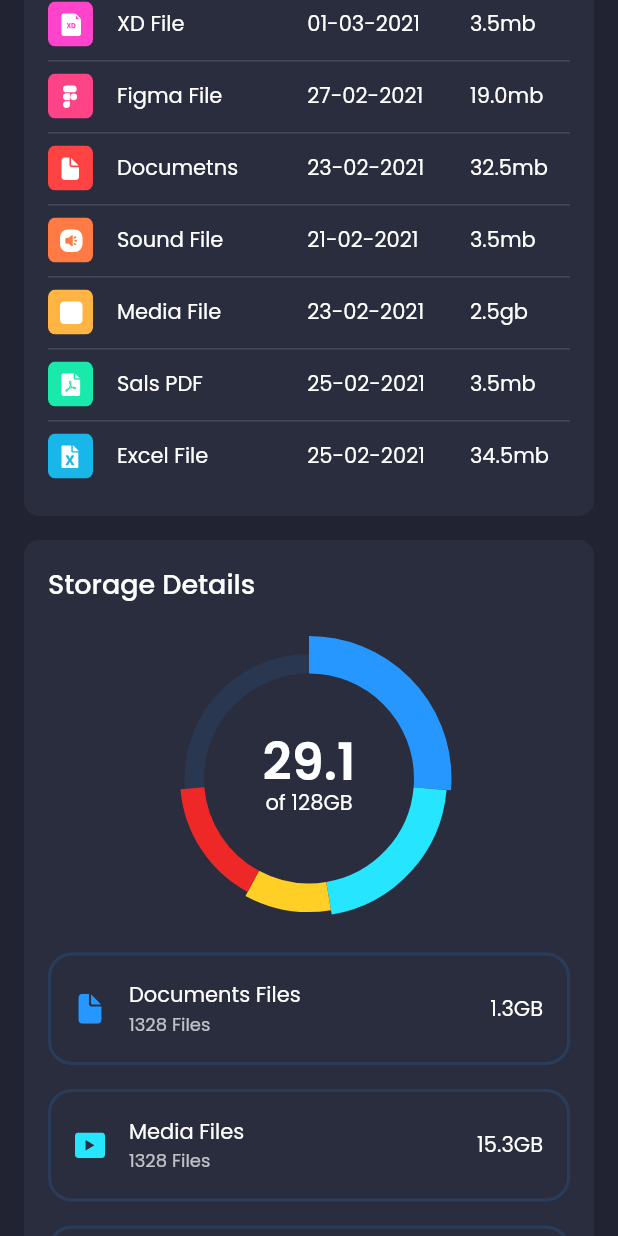
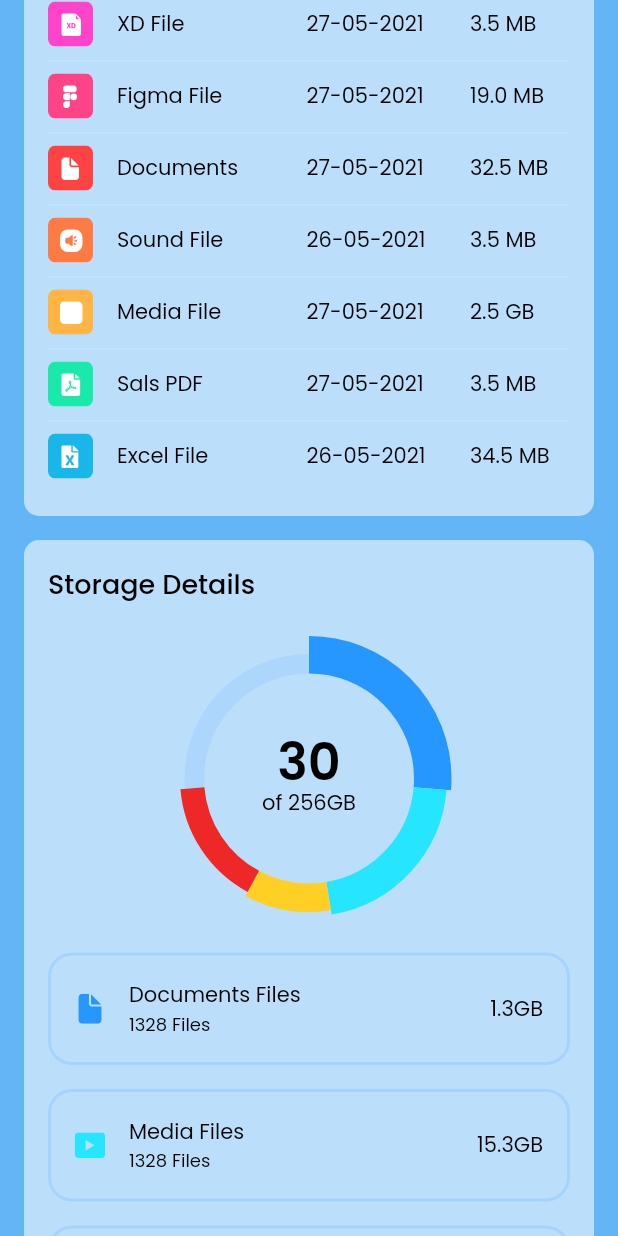
Before and after one commit to UIT19521334/DashBoards, a Flutter app: the screen it shows after launch, scrolled down 576 dp, on a phone screen of 412 x 824 dp. Run offline on Flutter 3.47's test engine with Material 2 defaults, Android fonts, the phone set to English and light mode, and no system bars; drawn by our look-alikes of fl_chart; our stand-ins replace flutter_svg, google_fonts.

Commit message:
Update full
up to dash

```diff
--- a/lib/constants.dart
+++ b/lib/constants.dart
@@ -1,7 +1,7 @@
 import 'package:flutter/material.dart';
 
 const primaryColor = Color(0xFF2697FF);
-const secondaryColor = Color(0xFF2A2D3E);
-const bgColor = Color(0xFF212332);
+const secondaryColor = Color(0xFFBBDEFB);
+const bgColor = Color(0xFF64B5F6);
 
 const defaultPadding = 16.0;
--- a/lib/main.dart
+++ b/lib/main.dart
@@ -15,7 +15,7 @@ class MyApp extends StatelessWidget {
   Widget build(BuildContext context) {
     return MaterialApp(
       debugShowCheckedModeBanner: false,
-      title: 'Flutter Admin Panel',
+      title: 'DashBoard',
       theme: ThemeData.dark().copyWith(
         scaffoldBackgroundColor: bgColor,
         textTheme: GoogleFonts.poppinsTextTheme(Theme.of(context).textTheme)
--- a/lib/models/MyFiles.dart
+++ b/lib/models/MyFiles.dart
@@ -36,7 +36,7 @@ List demoMyFiels = [
     title: "One Drive",
     numOfFiels: 1328,
     svgSrc: "assets/icons/one_drive.svg",
-    totalStorage: "1GB",
+    totalStorage: "2GB",
     color: Color(0xFFA4CDFF),
     percentage: 10,
   ),
--- a/lib/models/RecentFile.dart
+++ b/lib/models/RecentFile.dart
@@ -8,43 +8,43 @@ List demoRecentFiles = [
   RecentFile(
     icon: "assets/icons/xd_file.svg",
     title: "XD File",
-    date: "01-03-2021",
-    size: "3.5mb",
+    date: "27-05-2021",
+    size: "3.5 MB",
   ),
   RecentFile(
     icon: "assets/icons/Figma_file.svg",
     title: "Figma File",
-    date: "27-02-2021",
-    size: "19.0mb",
+    date: "27-05-2021",
+    size: "19.0 MB",
   ),
   RecentFile(
     icon: "assets/icons/doc_file.svg",
-    title: "Documetns",
-    date: "23-02-2021",
-    size: "32.5mb",
+    title: "Documents",
+    date: "27-05-2021",
+    size: "32.5 MB",
   ),
   RecentFile(
     icon: "assets/icons/sound_file.svg",
     title: "Sound File",
-    date: "21-02-2021",
-    size: "3.5mb",
+    date: "26-05-2021",
+    size: "3.5 MB",
   ),
   RecentFile(
     icon: "assets/icons/media_file.svg",
     title: "Media File",
-    date: "23-02-2021",
-    size: "2.5gb",
+    date: "27-05-2021",
+    size: "2.5 GB",
   ),
   RecentFile(
     icon: "assets/icons/pdf_file.svg",
     title: "Sals PDF",
-    date: "25-02-2021",
-    size: "3.5mb",
+    date: "27-05-2021",
+    size: "3.5 MB",
   ),
   RecentFile(
     icon: "assets/icons/excle_file.svg",
     title: "Excel File",
-    date: "25-02-2021",
-    size: "34.5mb",
+    date: "26-05-2021",
+    size: "34.5 MB",
   ),
 ];
--- a/lib/screens/dashboard/components/chart.dart
+++ b/lib/screens/dashboard/components/chart.dart
@@ -28,14 +28,17 @@ class Chart extends StatelessWidget {
               children: [
                 SizedBox(height: defaultPadding),
                 Text(
-                  "29.1",
+                  "30",
                   style: Theme.of(context).textTheme.headline4.copyWith(
-                        color: Colors.white,
+                        color: Colors.black,
                         fontWeight: FontWeight.w600,
                         height: 0.5,
                       ),
                 ),
-                Text("of 128GB")
+                Text("of 256GB",
+                    style: Theme.of(context).textTheme.bodyText2.copyWith(
+                          color: Colors.black,
+                        ))
               ],
             ),
           ),
--- a/lib/screens/dashboard/components/file_info_card.dart
+++ b/lib/screens/dashboard/components/file_info_card.dart
@@ -40,12 +40,13 @@ class FileInfoCard extends StatelessWidget {
                   color: info.color,
                 ),
               ),
-              Icon(Icons.more_vert, color: Colors.white54)
+              Icon(Icons.more_vert, color: Colors.black)
             ],
           ),
           Text(
             info.title,
             maxLines: 1,
+            style: TextStyle(color: Colors.black),
             overflow: TextOverflow.ellipsis,
           ),
           ProgressLine(
@@ -60,14 +61,14 @@ class FileInfoCard extends StatelessWidget {
                 style: Theme.of(context)
                     .textTheme
                     .caption
-                    .copyWith(color: Colors.white70),
+                    .copyWith(color: Colors.black),
               ),
               Text(
                 info.totalStorage,
                 style: Theme.of(context)
                     .textTheme
                     .caption
-                    .copyWith(color: Colors.white),
+                    .copyWith(color: Colors.black),
               ),
             ],
           )
--- a/lib/screens/dashboard/components/header.dart
+++ b/lib/screens/dashboard/components/header.dart
@@ -50,19 +50,19 @@ class ProfileCard extends StatelessWidget {
       decoration: BoxDecoration(
         color: secondaryColor,
         borderRadius: const BorderRadius.all(Radius.circular(10)),
-        border: Border.all(color: Colors.white10),
+        border: Border.all(color: Colors.black),
       ),
       child: Row(
         children: [
           Image.asset(
-            "assets/images/profile_pic.png",
+            "assets/images/pngegg.png",
             height: 38,
           ),
           if (!Responsive.isMobile(context))
             Padding(
               padding:
                   const EdgeInsets.symmetric(horizontal: defaultPadding / 2),
-              child: Text("Angelina Joli"),
+              child: Text("User", style: TextStyle(color: Colors.black)),
             ),
           Icon(Icons.keyboard_arrow_down),
         ],
@@ -82,6 +82,7 @@ class SearchField extends StatelessWidget {
         decoration: InputDecoration(
           hintText: "Search",
           fillColor: secondaryColor,
+          hintStyle: TextStyle(color: Colors.black),
           filled: true,
           border: OutlineInputBorder(
             borderSide: BorderSide.none,
@@ -100,6 +101,6 @@ class SearchField extends StatelessWidget {
             ),
           ),
         ),
-    );
+        style: TextStyle(color: Colors.black));
   }
 }
--- a/lib/screens/dashboard/components/recent_files.dart
+++ b/lib/screens/dashboard/components/recent_files.dart
@@ -22,7 +22,10 @@ class RecentFiles extends StatelessWidget {
         children: [
           Text(
             "Recent Files",
-            style: Theme.of(context).textTheme.subtitle1,
+            style: Theme.of(context)
+                .textTheme
+                .subtitle1
+                .copyWith(color: Colors.black),
           ),
           SizedBox(
             width: double.infinity,
@@ -31,13 +34,31 @@ class RecentFiles extends StatelessWidget {
               columnSpacing: defaultPadding,
               columns: [
                 DataColumn(
-                  label: Text("File Name"),
+                  label: Text(
+                    "File Name",
+                    style: Theme.of(context)
+                        .textTheme
+                        .bodyText2
+                        .copyWith(color: Colors.black),
+                  ),
                 ),
                 DataColumn(
-                  label: Text("Date"),
+                  label: Text(
+                    "Date",
+                    style: Theme.of(context)
+                        .textTheme
+                        .bodyText2
+                        .copyWith(color: Colors.black),
+                  ),
                 ),
                 DataColumn(
-                  label: Text("Size"),
+                  label: Text(
+                    "Size",
+                    style: Theme.of(context)
+                        .textTheme
+                        .bodyText2
+                        .copyWith(color: Colors.black),
+                  ),
                 ),
               ],
               rows: List.generate(
@@ -65,13 +86,14 @@ DataRow recentFileDataRow(RecentFile fileInfo) {
             ),
             Padding(
               padding: const EdgeInsets.symmetric(horizontal: defaultPadding),
-              child: Text(fileInfo.title),
+              child:
+                  Text(fileInfo.title, style: TextStyle(color: Colors.black)),
             ),
           ],
         ),
       ),
-      DataCell(Text(fileInfo.date)),
-      DataCell(Text(fileInfo.size)),
+      DataCell(Text(fileInfo.date, style: TextStyle(color: Colors.black))),
+      DataCell(Text(fileInfo.size, style: TextStyle(color: Colors.black))),
     ],
   );
 }
--- a/lib/screens/dashboard/components/storage_details.dart
+++ b/lib/screens/dashboard/components/storage_details.dart
@@ -25,6 +25,7 @@ class StarageDetails extends StatelessWidget {
             style: TextStyle(
               fontSize: 18,
               fontWeight: FontWeight.w500,
+              color: Colors.black,
             ),
           ),
           SizedBox(height: defaultPadding),
--- a/lib/screens/dashboard/components/storage_info_card.dart
+++ b/lib/screens/dashboard/components/storage_info_card.dart
@@ -41,6 +41,10 @@ class StorageInfoCard extends StatelessWidget {
                 children: [
                   Text(
                     title,
+                    style: Theme.of(context)
+                        .textTheme
+                        .bodyText2
+                        .copyWith(color: Colors.black),
                     maxLines: 1,
                     overflow: TextOverflow.ellipsis,
                   ),
@@ -49,13 +53,19 @@ class StorageInfoCard extends StatelessWidget {
                     style: Theme.of(context)
                         .textTheme
                         .caption
-                        .copyWith(color: Colors.white70),
+                        .copyWith(color: Colors.black),
                   ),
                 ],
               ),
             ),
           ),
-          Text(amountOfFiles)
+          Text(
+            amountOfFiles,
+            style: Theme.of(context)
+                .textTheme
+                .bodyText2
+                .copyWith(color: Colors.black),
+          )
         ],
       ),
     );
--- a/lib/screens/main/components/side_menu.dart
+++ b/lib/screens/main/components/side_menu.dart
@@ -82,12 +82,12 @@ class DrawerListTile extends StatelessWidget {
       horizontalTitleGap: 0.0,
       leading: SvgPicture.asset(
         svgSrc,
-        color: Colors.white54,
+        color: Colors.black,
         height: 16,
       ),
       title: Text(
         title,
-        style: TextStyle(color: Colors.white54),
+        style: TextStyle(color: Colors.black),
       ),
     );
   }
```
Also changed, not shown: assets/images/logo.png, assets/images/pngegg.png (added), assets/images/profile_pic.png, ui.png (deleted). Lines whose indentation alone changed are shown as unchanged.
